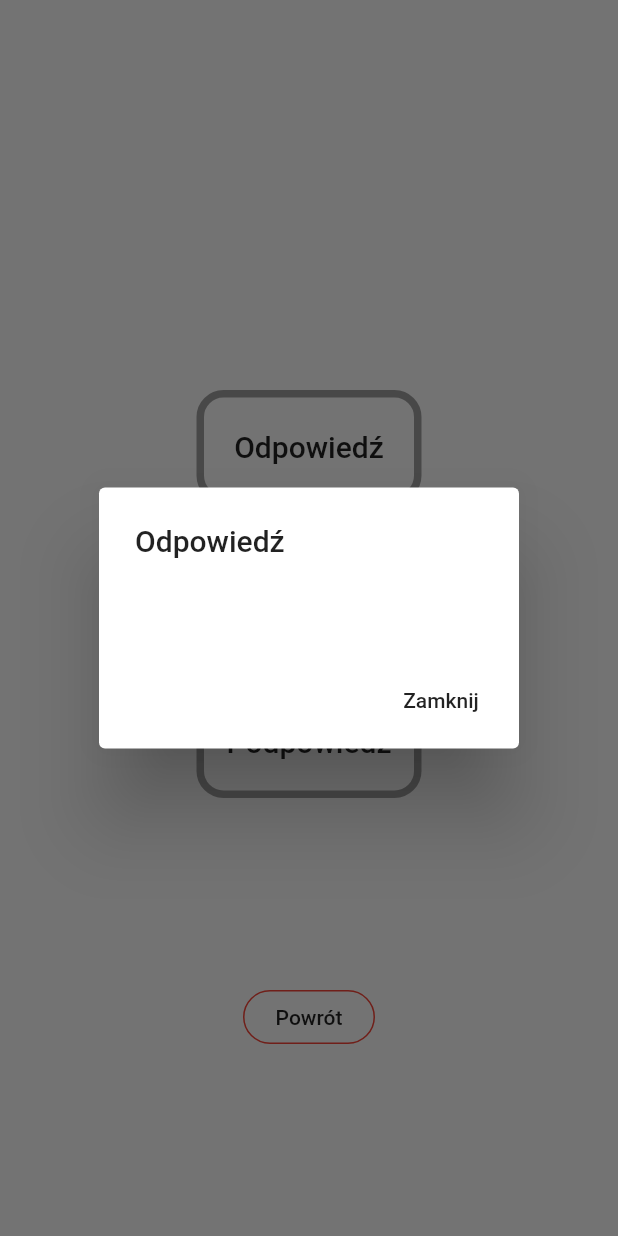
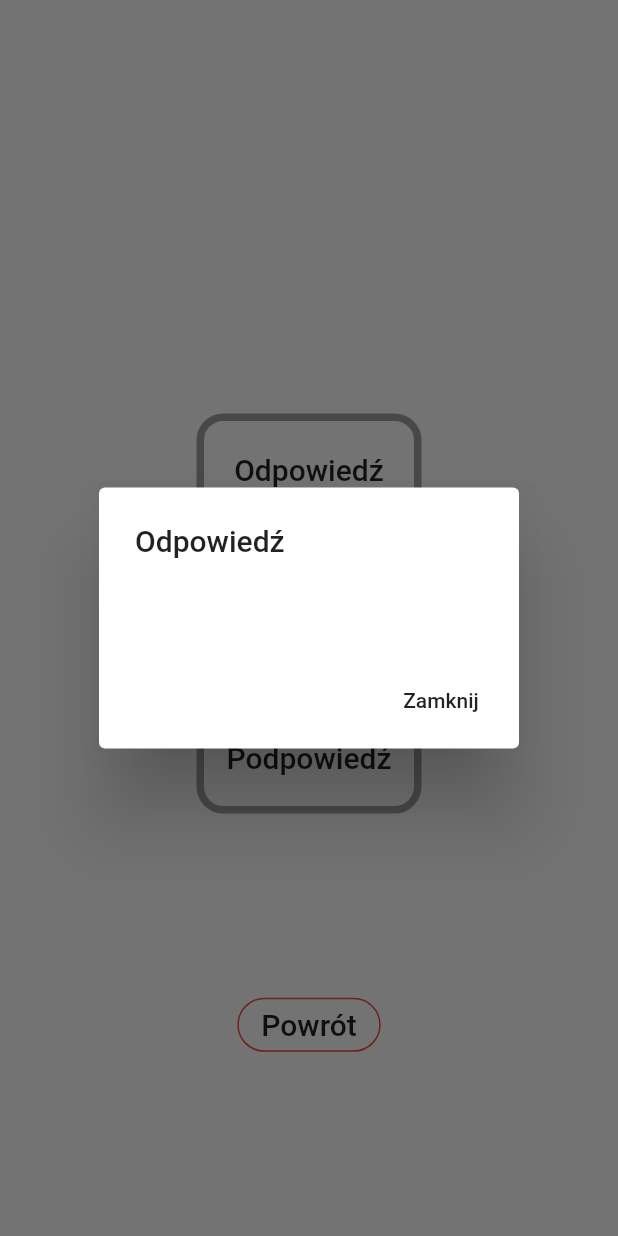
Before and after one commit to Karw0s/wieworki-app, a Flutter app: the QuestionScreenBody widget shown alone on an empty page, opened directly with empty values, after a tap on "Odpowiedź", on a phone screen of 412 x 824 dp. Run offline on Flutter 3.47's test engine with Material 2 defaults, Android fonts, the phone set to English and light mode, and no system bars; missing offline and left inert: dart:html; network calls fail.

```diff
--- a/lib/views/QuestionScreen.dart
+++ b/lib/views/QuestionScreen.dart
@@ -106,7 +106,10 @@ class _QuestionScreenBodyState extends State<QuestionScreenBody> {
     if (outOfQuestions) {
       new Future<Null>.delayed(Duration.zero, () {
         Scaffold.of(context).showSnackBar(
-          new SnackBar(content: new Text(_outOfQuestionsMessage)),
+          new SnackBar(
+            content: new Text(_outOfQuestionsMessage),
+            duration: Duration(seconds: 5),
+          ),
         );
       });
     }
@@ -130,10 +133,7 @@ class _QuestionScreenBodyState extends State<QuestionScreenBody> {
     double buttonHeight;
     double backWidth;
     double backHeight;
-    String text = question.content;
     List<Widget> content = List();
-
-    content.add(Text(text));
 
     if (screenWidth < 800) {
       buttonTextSize = 20;
@@ -142,16 +142,26 @@ class _QuestionScreenBodyState extends State<QuestionScreenBody> {
       backWidth = 88.0;
       backHeight = 36;
 
+      content.add(Text(
+        question.content,
+        style: TextStyle(fontSize: 36),
+        textAlign: TextAlign.center,
+      ));
       content.add(getAnswerButton(buttonWidth, buttonHeight, buttonTextSize));
       content.add(getHintButton(buttonWidth, buttonHeight, buttonTextSize));
       content.add(getBackButton(backWidth, backHeight));
     } else {
-      buttonTextSize = 32;
-      buttonWidth = 250;
-      buttonHeight = 125;
+      buttonTextSize = 26;
+      buttonWidth = 200;
+      buttonHeight = 100;
       backWidth = 100.0;
-      backHeight = 50;
+      backHeight = 75;
 
+      content.add(Text(
+        question.content,
+        style: TextStyle(fontSize: 42),
+        textAlign: TextAlign.center,
+      ));
       content.add(Row(
         mainAxisAlignment: MainAxisAlignment.spaceEvenly,
         children: [
@@ -241,7 +251,10 @@ class _QuestionScreenBodyState extends State<QuestionScreenBody> {
       shape: RoundedRectangleBorder(
           borderRadius: BorderRadius.circular(18),
           side: BorderSide(color: Colors.red)),
-      child: Text("Powrót"),
+      child: Text(
+        "Powrót",
+        style: TextStyle(fontSize: 20),
+      ),
     );
   }
 }
```
Also changed, not shown: lib/views/TaskScreen.dart (+5 -3 lines).
